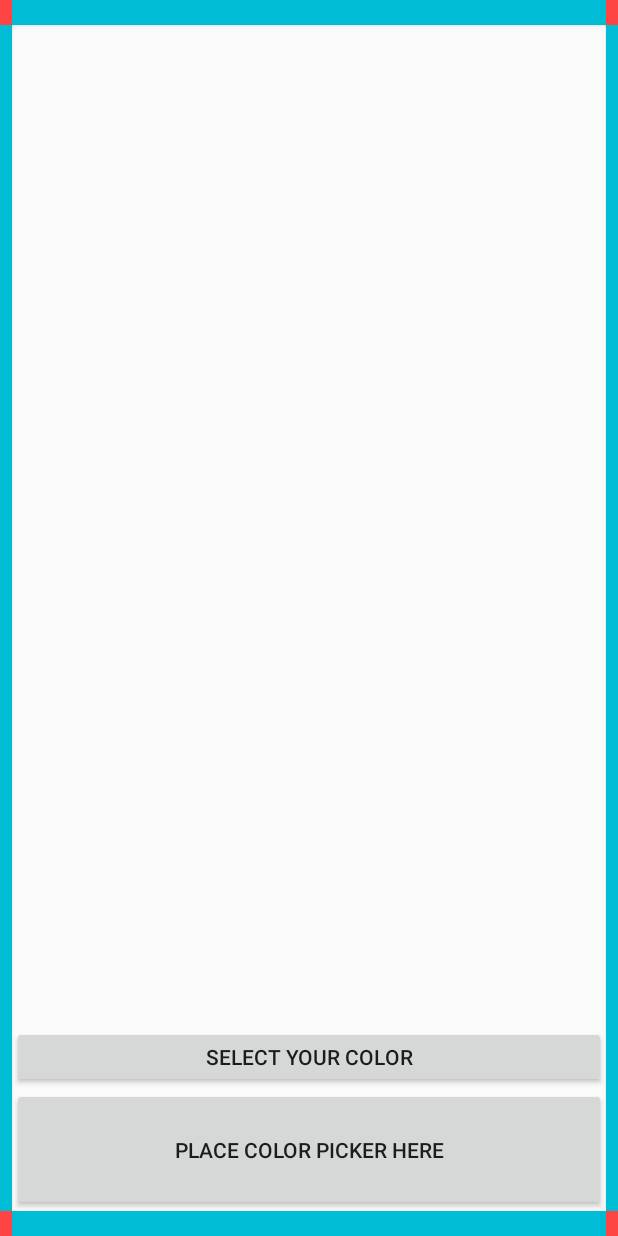
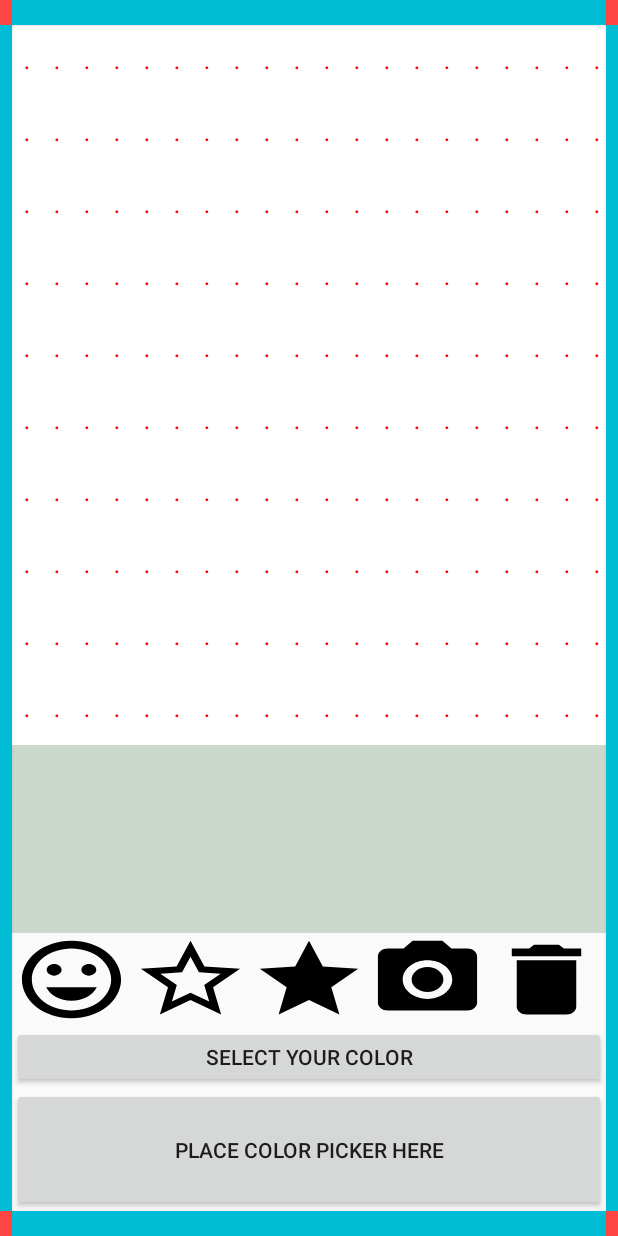
Before and after one commit to Tamir198/PixlePaint, an Android app: the screen it shows after launch (MainActivity), on a phone screen of 412 x 824 dp. Run offline under Robolectric (Android 15) with nearby library versions, the phone set to English and light mode, and no system bars.

Commit message:
Addintion UI and 80% working table
Adding some vector assets and make the table layout to spread in width.

```diff
--- a/app/src/main/java/com/kotlin/pixlepaint/MainActivity.kt
+++ b/app/src/main/java/com/kotlin/pixlepaint/MainActivity.kt
@@ -1,15 +1,62 @@
 package com.kotlin.pixlepaint
 
+import android.graphics.Color
 import androidx.appcompat.app.AppCompatActivity
 import android.os.Bundle
+import android.view.View
+import android.widget.Button
+import android.widget.TableLayout
+import android.widget.TableRow
+
 
 
 class MainActivity : AppCompatActivity() {
+
 
     override fun onCreate(savedInstanceState: Bundle?) {
         super.onCreate(savedInstanceState)
         setContentView(R.layout.activity_main)
 
+        //val table = TableLayout(this)
+        val table = findViewById<TableLayout>(R.id.table)
+        table.weightSum = 10.0F
+        for (i in 0..9) {
+            var row = TableRow(this)
+            for (j in 0..19) {
+                val cell = Button(this)
+
+                cell.setOnClickListener(View.OnClickListener {
+                    cell.setTextColor(Color.WHITE)
+                    cell.setBackgroundColor(Color.BLACK)
+
+                })
+
+
+                //When setting setLayoutParams it refers to the parent,
+                //use TableRow.LayoutParams and not ViewGroup
+                cell.layoutParams =  TableRow.LayoutParams(
+                   //   table.width/5,
+                   // table.height/10,
+
+                    TableRow.LayoutParams.MATCH_PARENT,
+                    TableRow.LayoutParams.MATCH_PARENT
+                )
+
+                cell.text = "."
+                cell.setTextColor(Color.RED)
+                cell.setBackgroundColor(Color.WHITE)
+                cell.setPadding(0, 0, 0, 0)
+
+                row.addView(cell)
+            }
+
+            table.addView(row)
+        }
+
 
     }
+
+    //makes the table disappear
+    // table.width/5,
+    // table.height/10
 }
--- /dev/null
+++ b/app/src/main/res/drawable/ic_camera.xml
@@ -0,0 +1,12 @@
+<vector xmlns:android="http://schemas.android.com/apk/res/android"
+        android:width="24dp"
+        android:height="24dp"
+        android:viewportWidth="24.0"
+        android:viewportHeight="24.0">
+    <path
+        android:fillColor="#FF000000"
+        android:pathData="M12,12m-3.2,0a3.2,3.2 0,1 1,6.4 0a3.2,3.2 0,1 1,-6.4 0"/>
+    <path
+        android:fillColor="#FF000000"
+        android:pathData="M9,2L7.17,4L4,4c-1.1,0 -2,0.9 -2,2v12c0,1.1 0.9,2 2,2h16c1.1,0 2,-0.9 2,-2L22,6c0,-1.1 -0.9,-2 -2,-2h-3.17L15,2L9,2zM12,17c-2.76,0 -5,-2.24 -5,-5s2.24,-5 5,-5 5,2.24 5,5 -2.24,5 -5,5z"/>
+</vector>
--- /dev/null
+++ b/app/src/main/res/drawable/ic_delete.xml
@@ -0,0 +1,9 @@
+<vector xmlns:android="http://schemas.android.com/apk/res/android"
+        android:width="24dp"
+        android:height="24dp"
+        android:viewportWidth="24.0"
+        android:viewportHeight="24.0">
+    <path
+        android:fillColor="#FF000000"
+        android:pathData="M6,19c0,1.1 0.9,2 2,2h8c1.1,0 2,-0.9 2,-2V7H6v12zM19,4h-3.5l-1,-1h-5l-1,1H5v2h14V4z"/>
+</vector>
--- /dev/null
+++ b/app/src/main/res/drawable/ic_empty_star.xml
@@ -0,0 +1,9 @@
+<vector xmlns:android="http://schemas.android.com/apk/res/android"
+        android:width="24dp"
+        android:height="24dp"
+        android:viewportWidth="24.0"
+        android:viewportHeight="24.0">
+    <path
+        android:fillColor="#FF000000"
+        android:pathData="M22,9.24l-7.19,-0.62L12,2 9.19,8.63 2,9.24l5.46,4.73L5.82,21 12,17.27 18.18,21l-1.63,-7.03L22,9.24zM12,15.4l-3.76,2.27 1,-4.28 -3.32,-2.88 4.38,-0.38L12,6.1l1.71,4.04 4.38,0.38 -3.32,2.88 1,4.28L12,15.4z"/>
+</vector>
--- /dev/null
+++ b/app/src/main/res/drawable/ic_face.xml
@@ -0,0 +1,9 @@
+<vector xmlns:android="http://schemas.android.com/apk/res/android"
+        android:width="24dp"
+        android:height="24dp"
+        android:viewportWidth="24.0"
+        android:viewportHeight="24.0">
+    <path
+        android:fillColor="#FF000000"
+        android:pathData="M11.99,2C6.47,2 2,6.48 2,12s4.47,10 9.99,10C17.52,22 22,17.52 22,12S17.52,2 11.99,2zM12,20c-4.42,0 -8,-3.58 -8,-8s3.58,-8 8,-8 8,3.58 8,8 -3.58,8 -8,8zM15.5,11c0.83,0 1.5,-0.67 1.5,-1.5S16.33,8 15.5,8 14,8.67 14,9.5s0.67,1.5 1.5,1.5zM8.5,11c0.83,0 1.5,-0.67 1.5,-1.5S9.33,8 8.5,8 7,8.67 7,9.5 7.67,11 8.5,11zM12,17.5c2.33,0 4.31,-1.46 5.11,-3.5L6.89,14c0.8,2.04 2.78,3.5 5.11,3.5z"/>
+</vector>
--- /dev/null
+++ b/app/src/main/res/drawable/ic_star.xml
@@ -0,0 +1,9 @@
+<vector xmlns:android="http://schemas.android.com/apk/res/android"
+        android:width="24dp"
+        android:height="24dp"
+        android:viewportWidth="24.0"
+        android:viewportHeight="24.0">
+    <path
+        android:fillColor="#FF000000"
+        android:pathData="M12,17.27L18.18,21l-1.64,-7.03L22,9.24l-7.19,-0.61L12,2 9.19,8.63 2,9.24l5.46,4.73L5.82,21z"/>
+</vector>
--- a/app/src/main/res/layout/activity_main.xml
+++ b/app/src/main/res/layout/activity_main.xml
@@ -13,8 +13,8 @@
         android:layout_width="0dp"
         android:layout_height="0dp"
         android:layout_margin="0dp"
+        android:background="@color/red"
         android:padding="0dp"
-        android:background="@color/red"
         app:layout_constraintBottom_toTopOf="@+id/guideline2"
         app:layout_constraintEnd_toStartOf="@+id/guideline3"
         app:layout_constraintStart_toStartOf="parent"
@@ -24,9 +24,9 @@
         android:id="@+id/button5"
         android:layout_width="0dp"
         android:layout_height="0dp"
-        android:padding="0dp"
         android:layout_margin="0dp"
         android:background="@color/blue"
+        android:padding="0dp"
         app:layout_constraintBottom_toTopOf="@+id/guideline2"
         app:layout_constraintEnd_toStartOf="@+id/guideline4"
         app:layout_constraintStart_toEndOf="@+id/button4"
@@ -36,9 +36,9 @@
         android:id="@+id/button2"
         android:layout_width="0dp"
         android:layout_height="0dp"
-        android:padding="0dp"
         android:layout_margin="0dp"
         android:background="@color/red"
+        android:padding="0dp"
         app:layout_constraintBottom_toTopOf="@+id/guideline2"
         app:layout_constraintEnd_toEndOf="parent"
         app:layout_constraintStart_toStartOf="@+id/guideline4"
@@ -58,8 +58,7 @@
         android:layout_height="wrap_content"
         android:orientation="vertical"
         app:layout_constraintGuide_begin="20dp"
-        app:layout_constraintGuide_percent=".98"/>
-
+        app:layout_constraintGuide_percent=".98" />
 
 
     <androidx.constraintlayout.widget.Guideline
@@ -132,10 +131,10 @@
         android:id="@+id/button11"
         android:layout_width="0dp"
         android:layout_height="0dp"
-        app:layout_constraintHeight_percent="0.1"
         android:text="place color picker here"
         app:layout_constraintBottom_toTopOf="@+id/guideline"
         app:layout_constraintEnd_toStartOf="@+id/guideline4"
+        app:layout_constraintHeight_percent="0.1"
         app:layout_constraintStart_toStartOf="@+id/guideline3" />
 
     <Button
@@ -143,10 +142,84 @@
         android:layout_width="0dp"
         android:layout_height="0dp"
         android:text="Select your color"
-        app:layout_constraintHeight_percent="0.05"
         app:layout_constraintBottom_toTopOf="@+id/button11"
         app:layout_constraintEnd_toStartOf="@+id/guideline4"
+        app:layout_constraintHeight_percent="0.05"
         app:layout_constraintStart_toStartOf="@+id/guideline3" />
 
 
+    <Button
+        android:id="@+id/button14"
+        android:layout_width="0dp"
+        android:layout_height="0dp"
+        android:background="@drawable/ic_delete"
+        app:layout_constraintBottom_toTopOf="@+id/button12"
+        app:layout_constraintEnd_toStartOf="@+id/button9"
+        app:layout_constraintHeight_percent="0.075"
+        app:layout_constraintHorizontal_bias="0.5"
+        app:layout_constraintStart_toEndOf="@+id/button16" />
+
+    <Button
+        android:id="@+id/button13"
+        android:layout_width="0dp"
+        android:layout_height="0dp"
+        android:background="@drawable/ic_face"
+        app:layout_constraintBottom_toBottomOf="@+id/button14"
+        app:layout_constraintEnd_toStartOf="@+id/button17"
+        app:layout_constraintHeight_percent="0.075"
+        app:layout_constraintHorizontal_bias="0.5"
+        app:layout_constraintStart_toEndOf="@+id/button10" />
+
+    <Button
+        android:id="@+id/button17"
+        android:layout_width="0dp"
+        android:layout_height="0dp"
+        android:background="@drawable/ic_empty_star"
+        app:layout_constraintBottom_toBottomOf="@+id/button14"
+        app:layout_constraintEnd_toStartOf="@+id/button15"
+        app:layout_constraintHeight_percent="0.075"
+        app:layout_constraintHorizontal_bias="0.5"
+        app:layout_constraintStart_toEndOf="@+id/button13" />
+
+    <Button
+        android:id="@+id/button16"
+        android:layout_width="0dp"
+        android:layout_height="0dp"
+        android:background="@drawable/ic_camera"
+        app:layout_constraintBottom_toBottomOf="@+id/button14"
+        app:layout_constraintEnd_toStartOf="@+id/button14"
+        app:layout_constraintHeight_percent="0.075"
+        app:layout_constraintHorizontal_bias="0.5"
+        app:layout_constraintStart_toEndOf="@+id/button15"
+        app:layout_constraintTop_toTopOf="@+id/button14" />
+
+    <Button
+        android:id="@+id/button15"
+        android:layout_width="0dp"
+        android:layout_height="0dp"
+        android:background="@drawable/ic_star"
+        app:layout_constraintBottom_toBottomOf="@+id/button16"
+        app:layout_constraintEnd_toStartOf="@+id/button16"
+        app:layout_constraintHeight_percent="0.075"
+        app:layout_constraintHorizontal_bias="0.5"
+        app:layout_constraintStart_toEndOf="@+id/button17" />
+
+
+
+    <TableLayout
+        android:id="@+id/table"
+        android:layout_width="0dp"
+        android:layout_height="0dp"
+        android:background="#CBD8CC"
+        android:stretchColumns="*"
+        android:shrinkColumns="*"
+        app:layout_constraintBottom_toTopOf="@+id/button15"
+        app:layout_constraintEnd_toStartOf="@+id/button9"
+        app:layout_constraintStart_toEndOf="@+id/button10"
+        app:layout_constraintTop_toBottomOf="@+id/button5">
+    </TableLayout>
+
+
+
+
 </androidx.constraintlayout.widget.ConstraintLayout>
```
